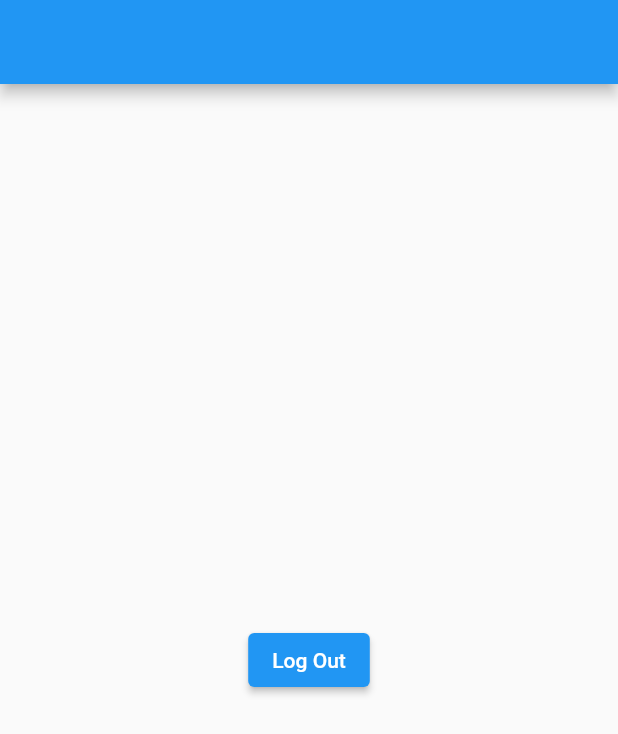
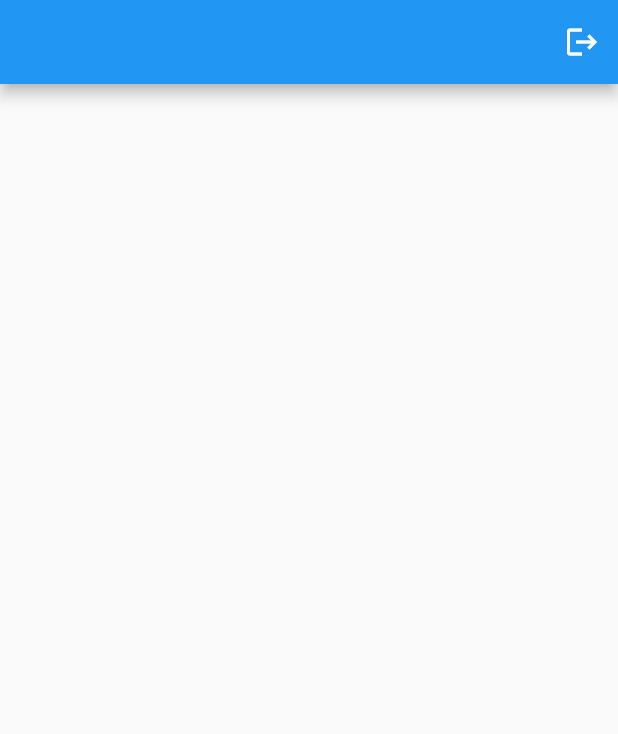
Before and after one commit to MarasDriver/firebase_ex, a Flutter app: the screen it shows once a user with an empty profile is signed in, on a phone screen of 412 x 824 dp. Shown: the top 734 px of the screen. Run offline on Flutter 3.47's test engine with Material 2 defaults, Android fonts, the light colour scheme and no system bars; our stand-ins replace firebase_auth, firebase_core; accounts and stored records are empty.

Commit message:
logout up

```diff
--- a/lib/screens/home/home.dart
+++ b/lib/screens/home/home.dart
@@ -9,14 +9,16 @@ class Home extends StatelessWidget {
   @override
   Widget build(BuildContext context) {
     return Scaffold(
-      appBar: AppBar(),
-      body: Center(
-        child: ElevatedButton(
-            child: Text("Log Out"),
-            onPressed: () {
-              Provider.of<AuthState>(context, listen: false).signOut();
-            }),
+      appBar: AppBar(
+        actions: [
+          IconButton(
+            icon: Icon(Icons.logout),
+            onPressed: () =>
+                Provider.of<AuthState>(context, listen: false).signOut(),
+          )
+        ],
       ),
+      body: Container(),
     );
   }
 }
```
